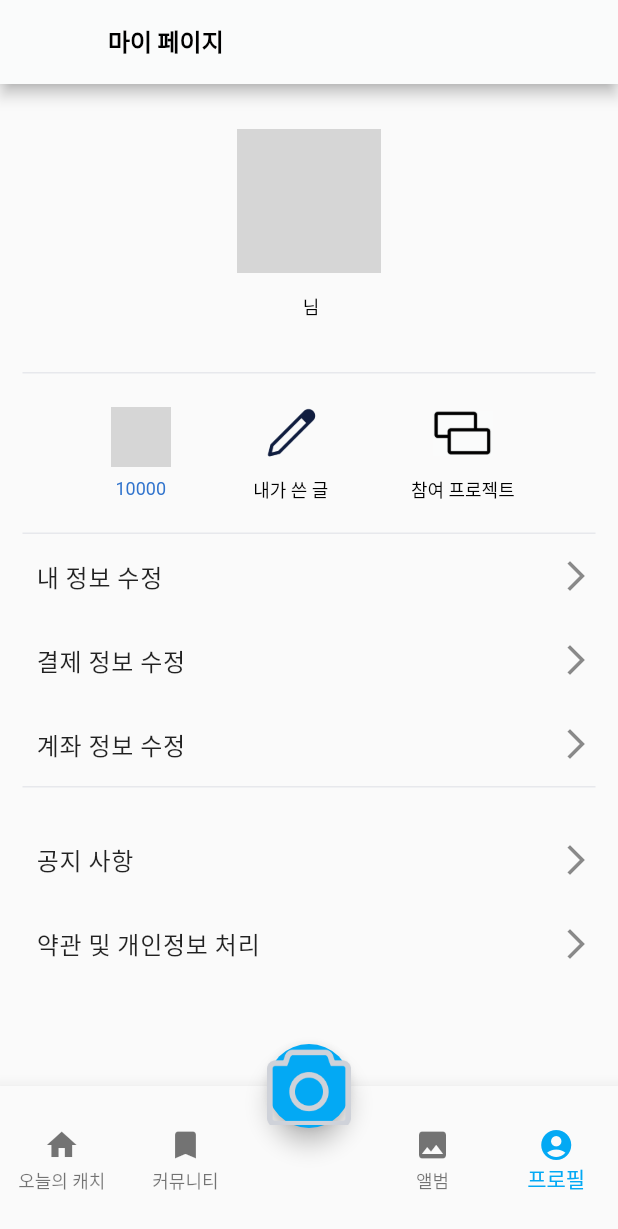
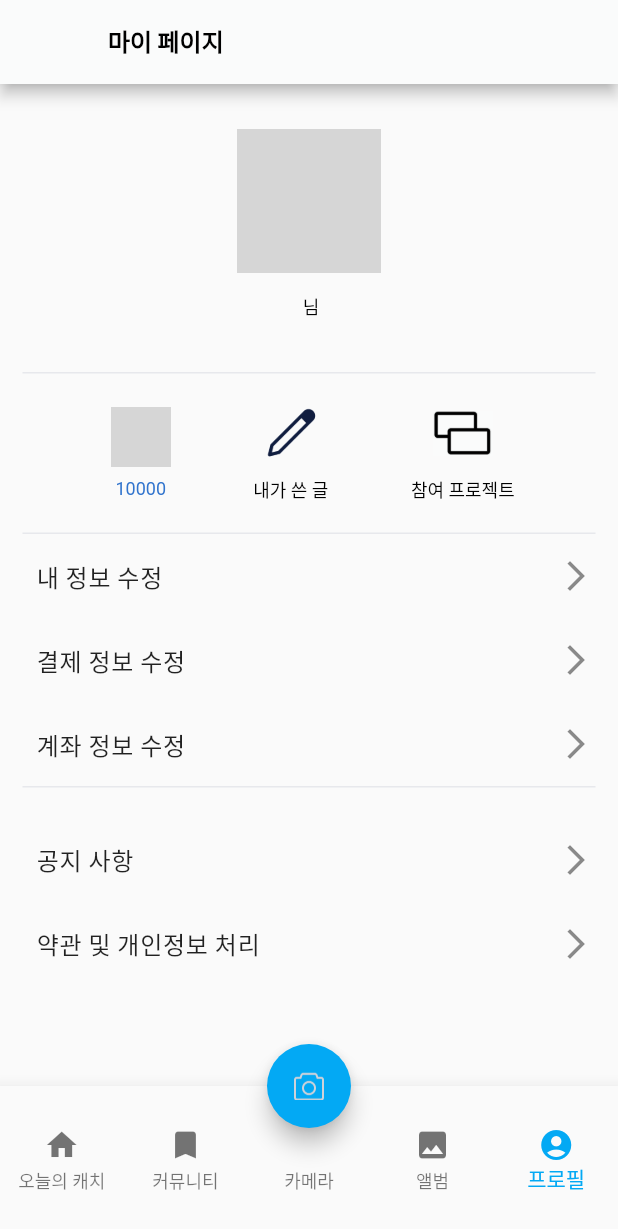
Before and after one commit to dasdfadssda/catch_Road, a Flutter app: the screen it shows once a user with an empty profile is signed in, item 5 of the bottom bar chosen, on a phone screen of 412 x 824 dp. Shown: the top 1229 px of the screen. Run offline on Flutter 3.47's test engine with Material 2 defaults, Android fonts, the phone set to English and light mode, and no system bars; our stand-ins replace camera, cloud_firestore, firebase_auth, firebase_core, firebase_storage, flutter_screenutil and 4 more; missing offline and left inert: cloud_firestore_web, firebase_auth_web, firebase_core_web, firebase_storage_web, google_sign_in_web, kpostal and 2 more; accounts and stored records are empty; grey boxes are pictures that could not be loaded.

Commit message:
수정수정

```diff
--- a/lib/screen/Community/AddPage.dart
+++ b/lib/screen/Community/AddPage.dart
@@ -1,12 +1,14 @@
 
 import 'dart:io';
+import 'package:camera/camera.dart';
 import 'package:catch2_0_1/utils/app_text_styles.dart';
 import 'package:firebase_auth/firebase_auth.dart';
 import 'package:firebase_storage/firebase_storage.dart';
 import 'package:flutter/material.dart';
-// import 'package:geocoding/geocoding.dart';
 import 'package:image_picker/image_picker.dart';
 import 'package:kpostal/kpostal.dart';
+// import 'package:geocoding/geocoding.dart';
+
 
 import '../../Auth/auth_service.dart';
 import '../../utils/widget.dart';
--- a/lib/screen/Community/HomePage.dart
+++ b/lib/screen/Community/HomePage.dart
@@ -123,7 +123,7 @@ int _mylike = 0;
                              for(int i=0; i<snapshot.data!.docs[index]['_like'].length; i++) {
                              if(snapshot.data!.docs[index]['_like'][i] == FirebaseAuth.instance.currentUser!.displayName!) {
                                print('있어');
-                               LikeDeleteFunction(snapshot.data!.docs[index]['_like'],snapshot.data!.docs[index]['id'],FirebaseAuth.instance.currentUser!.displayName!,);
+                               //LikeDeleteFunction(snapshot.data!.docs[index]['_like'],snapshot.data!.docs[index]['id'],FirebaseAuth.instance.currentUser!.displayName!,);
                                _mylike = 0;
                                break;
                              } else {
--- a/lib/screen/mainHome.dart
+++ b/lib/screen/mainHome.dart
@@ -1,3 +1,4 @@
+import 'package:camera/camera.dart';
 import 'package:firebase_auth/firebase_auth.dart';
 import 'package:flutter/material.dart';
 import 'package:sliding_switch/sliding_switch.dart';
@@ -11,6 +12,8 @@ import 'album/CatchBox.dart';
 //import 'album/albumPage.dart';
 import 'projectPage/progectpage.dart';
 
+
+List<CameraDescription> cameras2 = [];
 class MainHomePage extends StatefulWidget {
   @override
   _HomePageState createState() => _HomePageState();
@@ -20,6 +23,18 @@ class MainHomePage extends StatefulWidget {
 class _HomePageState extends State<MainHomePage> {
 final FirebaseAuth _auth = FirebaseAuth.instance;
 
+@override
+void initState() {
+  // TODO: implement initState
+  super.initState();
+  initCamera();
+
+}
+
+void initCamera() async{
+  cameras2 = await availableCameras();
+
+}
 
 int _selectedIndex = 0;
   Color? bgColorBottomNavigationBar;
@@ -36,7 +51,7 @@ var my_list2 = ['홈', '커뮤니티', '카메라','앨범','프로필'];
     projectPage(),
     HomePage(),
 
-   CamerLoad(),
+  CamerLoad(),
    Catchbox(),
     MYPage(),
  ];
@@ -71,7 +86,7 @@ var my_list2 = ['홈', '커뮤니티', '카메라','앨범','프로필'];
             ),
             BottomNavigationBarItem(
               icon: Icon(Icons.add, color: Colors.transparent,),
-              label: '',
+              label: '카메라',
             ),
             BottomNavigationBarItem(
               icon: Icon(
@@ -99,8 +114,18 @@ var my_list2 = ['홈', '커뮤니티', '카메라','앨범','프로필'];
         ),
       ),
       floatingActionButton: FloatingActionButton(
-        child: Image.asset('assets/camera.png'),
-        onPressed: () {},
+        child: SizedBox(
+          width:20,
+          height: 20,
+          child: Image.asset('assets/camera.png'),
+
+        ),
+        onPressed: () {
+          Navigator.push(context, MaterialPageRoute(builder: (context) {
+            return CamerLoad();
+          }));
+
+        },
       ),
       floatingActionButtonLocation:
           FloatingActionButtonLocation.miniCenterDocked,
```
Also changed, not shown: lib/screen/LoginPage.dart (+9 -1 lines).
